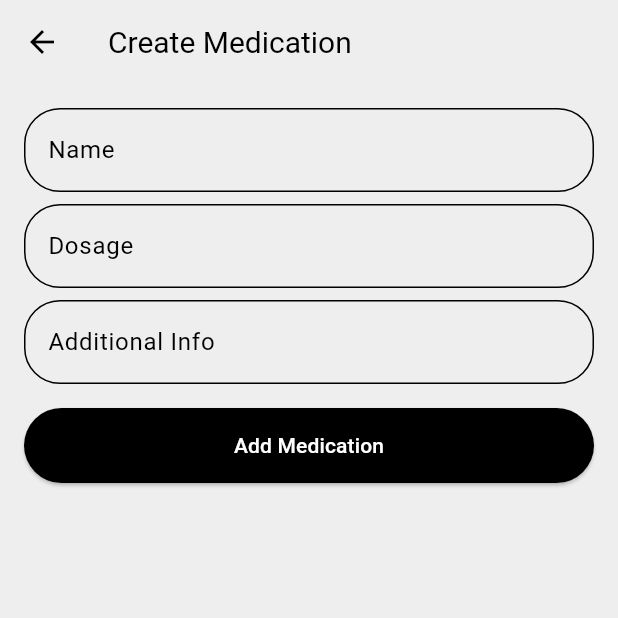
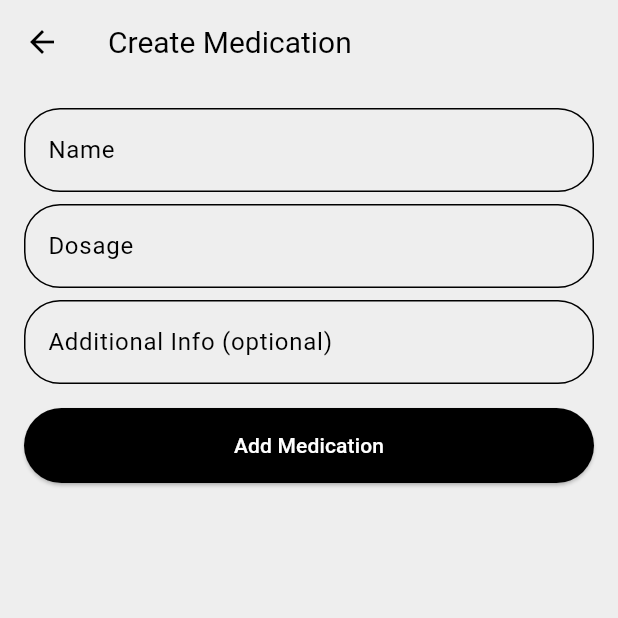
Before and after one commit to dhruva-dk/my-meds, a Flutter app: the CreateMedicationPage screen opened directly, on a phone screen of 412 x 824 dp, the top half of it. Run offline on Flutter 3.47's test engine with Material 3 defaults, Android fonts, the phone set to English and light mode, and no system bars; our stand-ins replace shared_preferences, sqflite; accounts and stored records are empty.

Commit message:
added validation for medication fields, refactored input decoration for cleaner code

```diff
--- a/lib/model/medication_model.dart
+++ b/lib/model/medication_model.dart
@@ -29,7 +29,7 @@ class Medication {
       name: json['name'],
       dosage: json['dosage'],
       additionalInfo: json['additionalInfo'],
-      imageUrl: json['imageUrl'] ?? '', // Default to empty if null
+      imageUrl: json['imageUrl'],
     );
   }
 }
--- a/lib/ui/createmedication.dart
+++ b/lib/ui/createmedication.dart
@@ -14,6 +14,7 @@ class CreateMedicationPage extends StatefulWidget {
 }
 
 class _CreateMedicationPageState extends State<CreateMedicationPage> {
+  final _formKey = GlobalKey<FormState>();
   late TextEditingController _nameController;
   late TextEditingController _dosageController;
   late TextEditingController _additionalInfoController;
@@ -39,30 +40,38 @@ class _CreateMedicationPageState extends State<CreateMedicationPage> {
   }
 
   void _accept(BuildContext context) async {
+    if (_formKey.currentState!.validate()) {
       final String name = _nameController.text;
       final String dosage = _dosageController.text;
       final String additionalInfo = _additionalInfoController.text;
 
-    // Create a Medication object
       Medication newMedication = Medication(
           name: name,
           dosage: dosage,
           additionalInfo: additionalInfo,
           imageUrl: "");
 
-    // Save the medication using MedicationProvider
       try {
         await Provider.of<MedicationProvider>(context, listen: false)
             .addMedication(newMedication);
-      Navigator.popUntil(
-          context,
-          (Route<dynamic> route) =>
-              route.isFirst); // Go back to the previous screen after saving
+        Navigator.popUntil(context, (Route<dynamic> route) => route.isFirst);
       } catch (e) {
-      // Handle errors, e.g., show a Snackbar
         ScaffoldMessenger.of(context).showSnackBar(
             const SnackBar(content: Text('Error saving medication')));
       }
+    }
+  }
+
+  InputDecoration _inputDecoration(String label) {
+    return InputDecoration(
+      labelText: label,
+      labelStyle: const TextStyle(color: Colors.black),
+      border: OutlineInputBorder(borderRadius: BorderRadius.circular(24)),
+      focusedBorder: OutlineInputBorder(
+        borderRadius: BorderRadius.circular(24),
+        borderSide: BorderSide(color: Colors.black, width: 2),
+      ),
+    );
   }
 
   @override
@@ -74,69 +83,52 @@ class _CreateMedicationPageState extends State<CreateMedicationPage> {
       body: Padding(
         padding: const EdgeInsets.all(16.0),
         child: SingleChildScrollView(
+          child: Form(
+            key: _formKey,
             child: Column(
               children: [
-              TextField(
+                TextFormField(
                   controller: _nameController,
-                decoration: InputDecoration(
-                  labelText: 'Name',
-                  labelStyle: const TextStyle(color: Colors.black),
-                  border: OutlineInputBorder(
-                    borderRadius: BorderRadius.circular(24),
-                  ),
-                  focusedBorder: OutlineInputBorder(
-                    borderRadius: BorderRadius.circular(24),
-                    borderSide: const BorderSide(color: Colors.black, width: 2),
-                  ),
-                ),
+                  decoration: _inputDecoration('Name'),
+                  validator: (value) {
+                    if (value == null || value.trim().isEmpty) {
+                      return 'Please enter a medication name';
+                    }
+                    return null;
+                  },
                 ),
                 const SizedBox(height: 8),
-              TextField(
+                TextFormField(
                   controller: _dosageController,
-                decoration: InputDecoration(
-                  labelText: 'Dosage',
-                  labelStyle: const TextStyle(color: Colors.black),
-                  border: OutlineInputBorder(
-                    borderRadius: BorderRadius.circular(24),
-                  ),
-                  focusedBorder: OutlineInputBorder(
-                    borderRadius: BorderRadius.circular(24),
-                    borderSide: const BorderSide(color: Colors.black, width: 2),
-                  ),
-                ),
+                  decoration: _inputDecoration('Dosage'),
+                  validator: (value) {
+                    if (value == null || value.trim().isEmpty) {
+                      return 'Please enter a dosage';
+                    }
+                    return null;
+                  },
                 ),
                 const SizedBox(height: 8),
-              TextField(
+                TextFormField(
                   controller: _additionalInfoController,
-                decoration: InputDecoration(
-                  labelText: 'Additional Info',
-                  labelStyle: const TextStyle(color: Colors.black),
-                  border: OutlineInputBorder(
-                    borderRadius: BorderRadius.circular(24),
-                  ),
-                  focusedBorder: OutlineInputBorder(
-                    borderRadius: BorderRadius.circular(24),
-                    borderSide: const BorderSide(color: Colors.black, width: 2),
-                  ),
-                ),
+                  decoration: _inputDecoration('Additional Info (optional)'),
+                  // No validation needed for additional info as it's optional
                 ),
                 const SizedBox(height: 16),
                 ElevatedButton(
                   style: ElevatedButton.styleFrom(
                     foregroundColor: Colors.white,
-                  backgroundColor: Colors.black, // Text color
-                  minimumSize: const Size(double.infinity, 50), // Button size
+                    backgroundColor: Colors.black,
+                    minimumSize: const Size(double.infinity, 50),
                   ),
-                onPressed: () {
-                  // TODO: Implement the logic to add the medication
-                  _accept(context);
-                },
+                  onPressed: () => _accept(context),
                   child: const Text('Add Medication'),
                 ),
               ],
             ),
           ),
         ),
+      ),
     );
   }
 }
--- a/lib/ui/editprofile.dart
+++ b/lib/ui/editprofile.dart
@@ -138,6 +138,7 @@ class _EditProfilePageState extends State<EditProfilePage> {
   InputDecoration _inputDecoration(String label) {
     return InputDecoration(
       labelText: label,
+      labelStyle: TextStyle(color: Colors.black),
       border: OutlineInputBorder(borderRadius: BorderRadius.circular(24)),
       focusedBorder: OutlineInputBorder(
         borderRadius: BorderRadius.circular(24),
```
Also changed, not shown: lib/ui/editmedication.dart (+39 -35 lines). Lines whose indentation alone changed are shown as unchanged.
